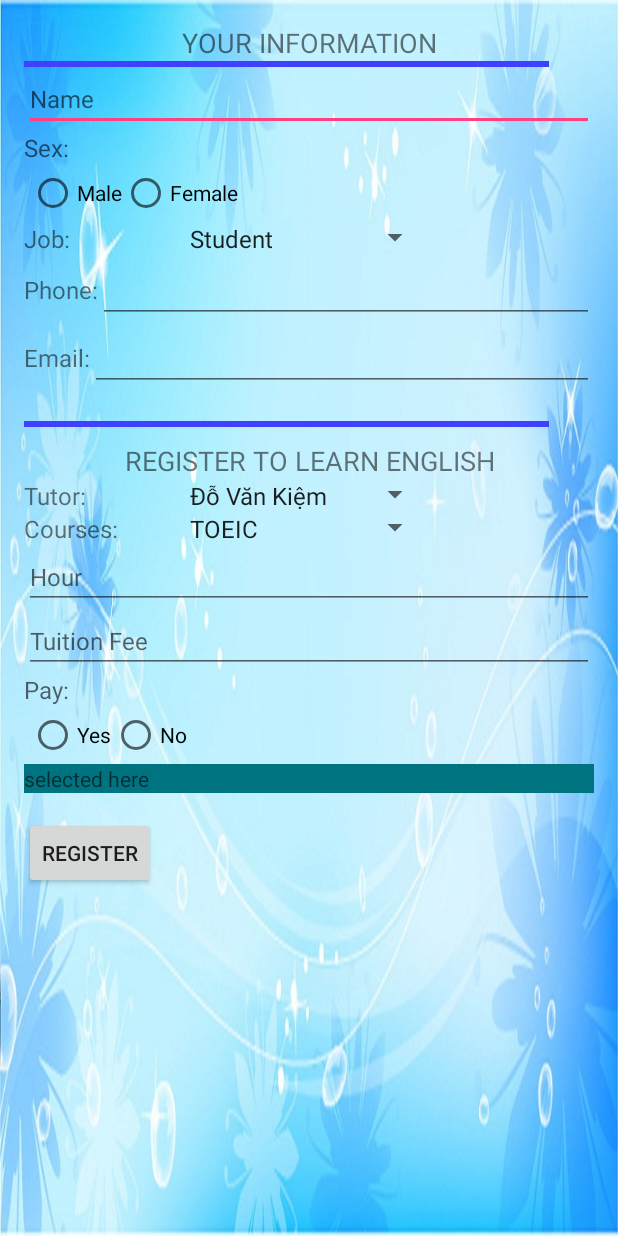
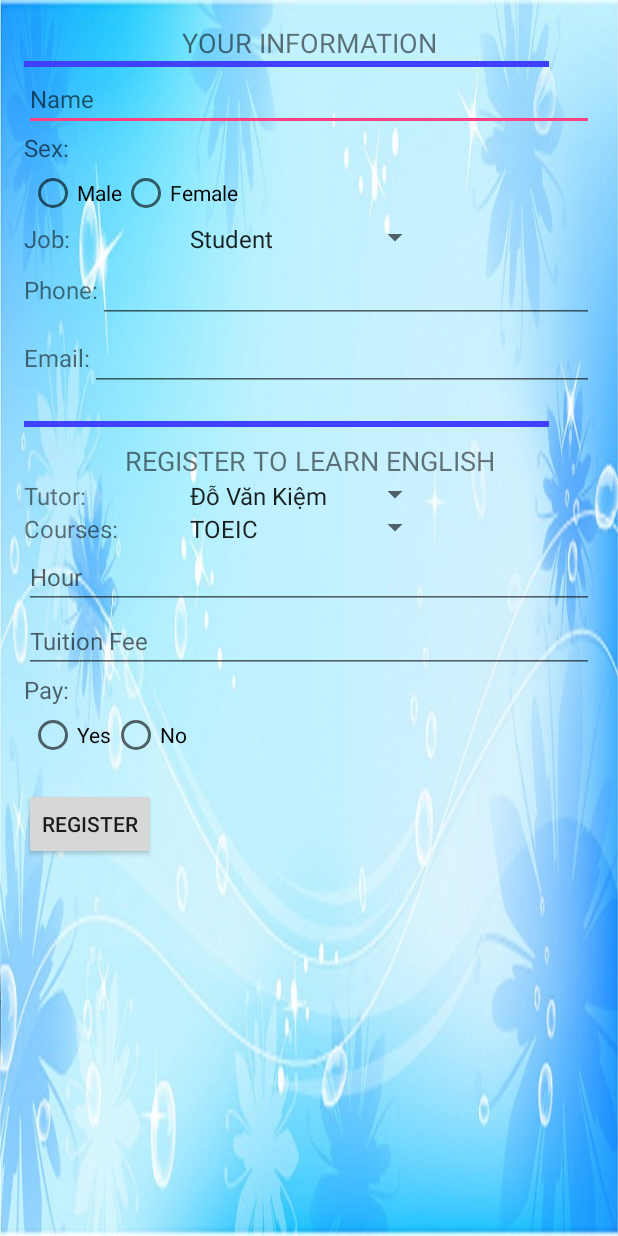
Before and after one commit to trantrungnt/Final_Project, an Android app: the screen it shows after launch (MainActivity), after a tap on "REGISTER", on a phone screen of 412 x 824 dp. Run offline under Robolectric (Android 15) with nearby library versions, the phone set to English and light mode, and no system bars.

```diff
--- a/Final-Project/app/src/main/java/academy/android/vietnam/trungnt/learningenglish/CustomOnItemSelectedListener.java
+++ b/Final-Project/app/src/main/java/academy/android/vietnam/trungnt/learningenglish/CustomOnItemSelectedListener.java
@@ -13,7 +13,7 @@ public class CustomOnItemSelectedListener implements OnItemSelectedListener {
 
     public void onItemSelected(AdapterView<?> parent, View view, int pos,long id) {
         Toast.makeText(parent.getContext(),
-                "OnItemSelectedListener : " + parent.getItemAtPosition(pos).toString(),
+                parent.getItemAtPosition(pos).toString(),
                 Toast.LENGTH_SHORT).show();
     }
 
--- a/Final-Project/app/src/main/java/academy/android/vietnam/trungnt/learningenglish/MainActivity.java
+++ b/Final-Project/app/src/main/java/academy/android/vietnam/trungnt/learningenglish/MainActivity.java
@@ -2,18 +2,23 @@ package academy.android.vietnam.trungnt.learningeinglish;
 
 import android.os.Bundle;
 import android.support.v7.app.AppCompatActivity;
+import android.text.Editable;
 import android.view.View;
 import android.view.View.OnClickListener;
 import android.widget.Button;
 import android.widget.Spinner;
-import android.widget.TextView;
 import academy.android.vietnam.trungnt.learningenglish.CustomOnItemSelectedListener;
 import android.widget.Toast;
+import android.widget.EditText;
+import android.widget.RadioButton;
+import android.widget.TextView;
 
 public class MainActivity extends AppCompatActivity {
     private Spinner spn_jobs, spn_tutors, spn_courses;
     private Button btnRegister;
-    private TextView txtTemp;
+    private EditText edit_txtName, edit_txtPhone, edit_txtEmail, edit_txtHour, edit_txtTutionFee;
+    private RadioButton rdSex, rdPay;
+    private TextView tvPhone, tvEmail;
 
     @Override
     protected void onCreate(Bundle savedInstanceState) {
@@ -37,17 +42,76 @@ public class MainActivity extends AppCompatActivity {
 
     // get the selected dropdown list value
     public void addListenerOnButton() {
-
         spn_jobs = (Spinner) findViewById(R.id.spn_job);
         spn_tutors = (Spinner) findViewById(R.id.spn_tutor);
         spn_courses = (Spinner) findViewById(R.id.spn_course);
+
+        tvPhone = (TextView) findViewById(R.id.tvPhone);
+        tvEmail = (TextView) findViewById(R.id.tvEmail);
+
+        edit_txtName = (EditText) findViewById(R.id.edit_txtName);
+        Editable nameEditable = edit_txtName.getText();
+        final String name = nameEditable.toString();
+
+        edit_txtPhone = (EditText) findViewById(R.id.edit_txtPhone);
+        Editable phoneEditable = edit_txtPhone.getText();
+        final String phone = phoneEditable.toString();
+
+        edit_txtEmail = (EditText) findViewById(R.id.edit_txtEmail);
+        Editable emailEditable = edit_txtEmail.getText();
+        final String email = emailEditable.toString();
+
+        edit_txtHour = (EditText) findViewById(R.id.edit_txtHour);
+        Editable hourEditable = edit_txtHour.getText();
+        final String hour = hourEditable.toString();
+
+        edit_txtTutionFee = (EditText) findViewById(R.id.edit_txtTutionFee);
+        Editable tution_feeEditable = edit_txtTutionFee.getText();
+        final String tution_fee = tution_feeEditable.toString();
+
         btnRegister = (Button) findViewById(R.id.btnRegister);
 
         btnRegister.setOnClickListener(new OnClickListener() {
             @Override
-            public void onClick(View v) {
-                //txtTemp.setText(String.valueOf(spn_jobs.getSelectedItem()));
+            public void onClick(View v)
+            {
+                if (edit_txtName.getText().length() == 0)
+                {
+                    Toast.makeText(MainActivity.this,
+                           edit_txtName.getHint()  + ": ?",
+                            Toast.LENGTH_SHORT).show();
+                }
+
+                if (edit_txtPhone.getText().length() == 0)
+                {
+                    Toast.makeText(MainActivity.this,
+                            tvPhone.getText() + ": ?",
+                            Toast.LENGTH_SHORT).show();
+                }
+
+               /* if (email.isEmpty())
+                {
+                    Toast.makeText(MainActivity.this,
+                            tvEmail.getText() + ": ?",
+                            Toast.LENGTH_SHORT).show();
+                }
+
+                if (hour.isEmpty())
+                {
+                    Toast.makeText(MainActivity.this,
+                            edit_txtHour.getHint()  + ": ?",
+                            Toast.LENGTH_SHORT).show();
+                }
+
+                if (tution_fee.isEmpty())
+                {
+                    Toast.makeText(MainActivity.this,
+                            edit_txtTutionFee.getHint()  + ": ?",
+                            Toast.LENGTH_SHORT).show();
+                }*/
             }
         });
     }
+
+
 }
--- a/Final-Project/app/src/main/res/layout/activity_main.xml
+++ b/Final-Project/app/src/main/res/layout/activity_main.xml
@@ -85,6 +85,7 @@
             <TextView
                 android:layout_width="wrap_content"
                 android:layout_height="wrap_content"
+                android:id="@+id/tvPhone"
                 android:text="@string/label_phone"
                 android:textSize="16sp" />
 
@@ -106,6 +107,7 @@
                 android:layout_width="wrap_content"
                 android:layout_height="wrap_content"
                 android:text="@string/label_email"
+                android:id="@+id/tvEmail"
                 android:textSize="16sp" />
 
             <EditText
@@ -179,14 +181,16 @@
             android:layout_height="wrap_content"
             android:hint="@string/label_hour"
             android:textSize="16sp"
-            />
+            android:id="@+id/edit_txtHour"
+         />
 
         <EditText
             android:layout_width="match_parent"
             android:layout_height="wrap_content"
             android:hint="@string/label_tuition_fee"
             android:textSize="16sp"
-            />
+            android:id="@+id/edit_txtTutionFee"
+        />
 
         <TextView
             android:layout_width="wrap_content"
@@ -206,13 +210,8 @@
                 android:id="@+id/female"
                 android:text="@string/label_no" />
         </RadioGroup>
-        <TextView
-            android:id="@+id/selection"
-            android:layout_width="match_parent"
-            android:layout_height="wrap_content"
-            android:background="#007380"
-            android:hint="selected here"
-            android:textColor="#ff003c" />
+
+
 
         <Button
             android:id="@+id/btnRegister"
```
